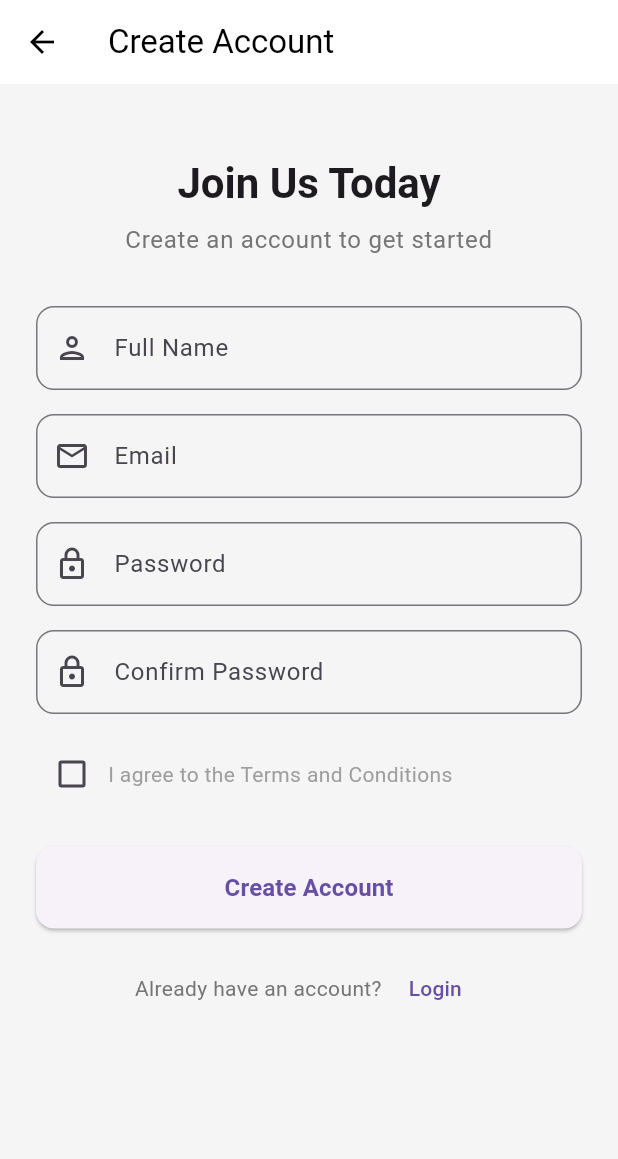
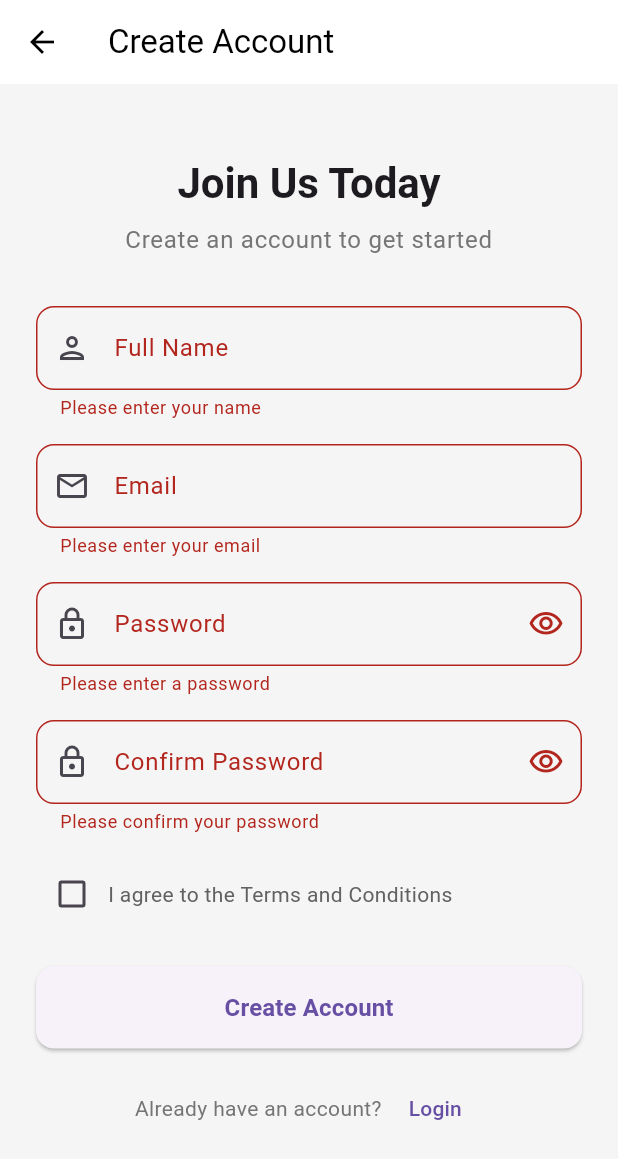
Before and after one commit to aduoke33/2025_LTTBDD_N05_Nhom_4, a Flutter app: the RegisterScreen screen opened by its route, after a tap on "Create Account", on a phone screen of 412 x 824 dp. Shown: the top 1159 px of the screen. Run offline on Flutter 3.47's test engine with Material 3 defaults, Android fonts, the phone set to English and light mode, and no system bars.

Commit message:
implement validation and state logic

```diff
--- a/lib/screens/register_screen.dart
+++ b/lib/screens/register_screen.dart
@@ -1,4 +1,5 @@
 import 'package:flutter/material.dart';
+import 'main_navigation.dart';
 
 class RegisterScreen extends StatefulWidget {
   const RegisterScreen({super.key});
@@ -8,15 +9,54 @@ class RegisterScreen extends StatefulWidget {
 }
 
 class _RegisterScreenState extends State<RegisterScreen> {
+  final _formKey = GlobalKey<FormState>();
+  final _nameController = TextEditingController();
+  final _emailController = TextEditingController();
+  final _passwordController = TextEditingController();
+  final _confirmPasswordController = TextEditingController();
+  bool _obscurePassword = true;
+  bool _obscureConfirmPassword = true;
   bool _agreeToTerms = false;
+
+  @override
+  void dispose() {
+    _nameController.dispose();
+    _emailController.dispose();
+    _passwordController.dispose();
+    _confirmPasswordController.dispose();
+    super.dispose();
+  }
+
+  void _handleRegister() {
+    if (_formKey.currentState!.validate()) {
+      if (!_agreeToTerms) {
+        ScaffoldMessenger.of(context).showSnackBar(
+          const SnackBar(
+            content: Text('Please agree to terms and conditions'),
+            backgroundColor: Colors.orange,
+          ),
+        );
+        return;
+      }
+
+      // Registration successful - navigate to main app
+      Navigator.of(context).pushReplacement(
+        MaterialPageRoute(builder: (context) => const MainNavigation()),
+      );
+    }
+  }
 
   @override
   Widget build(BuildContext context) {
     return Scaffold(
-      appBar: AppBar(title: const Text('Create Account')),
+      appBar: AppBar(
+        title: const Text('Create Account'),
+      ),
       body: SafeArea(
         child: SingleChildScrollView(
           padding: const EdgeInsets.all(24.0),
+          child: Form(
+            key: _formKey,
             child: Column(
               crossAxisAlignment: CrossAxisAlignment.stretch,
               children: [
@@ -31,15 +71,17 @@ class _RegisterScreenState extends State<RegisterScreen> {
                 const SizedBox(height: 8),
                 Text(
                   'Create an account to get started',
-                style: Theme.of(
-                  context,
-                ).textTheme.bodyLarge?.copyWith(color: Colors.grey[600]),
+                  style: Theme.of(context).textTheme.bodyLarge?.copyWith(
+                        color: Colors.grey[600],
+                      ),
                   textAlign: TextAlign.center,
                 ),
                 const SizedBox(height: 32),
 
                 // Name Field
                 TextFormField(
+                  controller: _nameController,
+                  textCapitalization: TextCapitalization.words,
                   decoration: InputDecoration(
                     labelText: 'Full Name',
                     hintText: 'Enter your full name',
@@ -48,11 +90,21 @@ class _RegisterScreenState extends State<RegisterScreen> {
                       borderRadius: BorderRadius.circular(12),
                     ),
                   ),
+                  validator: (value) {
+                    if (value == null || value.isEmpty) {
+                      return 'Please enter your name';
+                    }
+                    if (value.length < 3) {
+                      return 'Name must be at least 3 characters';
+                    }
+                    return null;
+                  },
                 ),
                 const SizedBox(height: 16),
 
                 // Email Field
                 TextFormField(
+                  controller: _emailController,
                   keyboardType: TextInputType.emailAddress,
                   decoration: InputDecoration(
                     labelText: 'Email',
@@ -62,35 +114,87 @@ class _RegisterScreenState extends State<RegisterScreen> {
                       borderRadius: BorderRadius.circular(12),
                     ),
                   ),
+                  validator: (value) {
+                    if (value == null || value.isEmpty) {
+                      return 'Please enter your email';
+                    }
+                    if (!value.contains('@') || !value.contains('.')) {
+                      return 'Please enter a valid email';
+                    }
+                    return null;
+                  },
                 ),
                 const SizedBox(height: 16),
 
                 // Password Field
                 TextFormField(
-                obscureText: true,
+                  controller: _passwordController,
+                  obscureText: _obscurePassword,
                   decoration: InputDecoration(
                     labelText: 'Password',
                     hintText: 'Create a password',
                     prefixIcon: const Icon(Icons.lock_outlined),
+                    suffixIcon: IconButton(
+                      icon: Icon(
+                        _obscurePassword
+                            ? Icons.visibility_outlined
+                            : Icons.visibility_off_outlined,
+                      ),
+                      onPressed: () {
+                        setState(() {
+                          _obscurePassword = !_obscurePassword;
+                        });
+                      },
+                    ),
                     border: OutlineInputBorder(
                       borderRadius: BorderRadius.circular(12),
                     ),
                   ),
+                  validator: (value) {
+                    if (value == null || value.isEmpty) {
+                      return 'Please enter a password';
+                    }
+                    if (value.length < 6) {
+                      return 'Password must be at least 6 characters';
+                    }
+                    return null;
+                  },
                 ),
-
                 const SizedBox(height: 16),
 
                 // Confirm Password Field
                 TextFormField(
-                obscureText: true,
+                  controller: _confirmPasswordController,
+                  obscureText: _obscureConfirmPassword,
                   decoration: InputDecoration(
                     labelText: 'Confirm Password',
                     hintText: 'Re-enter your password',
                     prefixIcon: const Icon(Icons.lock_outlined),
+                    suffixIcon: IconButton(
+                      icon: Icon(
+                        _obscureConfirmPassword
+                            ? Icons.visibility_outlined
+                            : Icons.visibility_off_outlined,
+                      ),
+                      onPressed: () {
+                        setState(() {
+                          _obscureConfirmPassword = !_obscureConfirmPassword;
+                        });
+                      },
+                    ),
                     border: OutlineInputBorder(
                       borderRadius: BorderRadius.circular(12),
                     ),
                   ),
+                  validator: (value) {
+                    if (value == null || value.isEmpty) {
+                      return 'Please confirm your password';
+                    }
+                    if (value != _passwordController.text) {
+                      return 'Passwords do not match';
+                    }
+                    return null;
+                  },
                 ),
                 const SizedBox(height: 16),
 
@@ -105,10 +209,17 @@ class _RegisterScreenState extends State<RegisterScreen> {
                         });
                       },
                     ),
-                  const Expanded(
+                    Expanded(
+                      child: GestureDetector(
+                        onTap: () {
+                          setState(() {
+                            _agreeToTerms = !_agreeToTerms;
+                          });
+                        },
                         child: Text(
                           'I agree to the Terms and Conditions',
-                      style: TextStyle(color: Colors.grey),
+                          style: TextStyle(color: Colors.grey[700]),
+                        ),
                       ),
                     ),
                   ],
@@ -117,7 +228,7 @@ class _RegisterScreenState extends State<RegisterScreen> {
 
                 // Register Button
                 ElevatedButton(
-                onPressed: () {},
+                  onPressed: _handleRegister,
                   style: ElevatedButton.styleFrom(
                     padding: const EdgeInsets.symmetric(vertical: 16),
                     shape: RoundedRectangleBorder(
@@ -151,6 +262,7 @@ class _RegisterScreenState extends State<RegisterScreen> {
             ),
           ),
         ),
+      ),
     );
   }
 }
```
Lines whose indentation alone changed are shown as unchanged.
